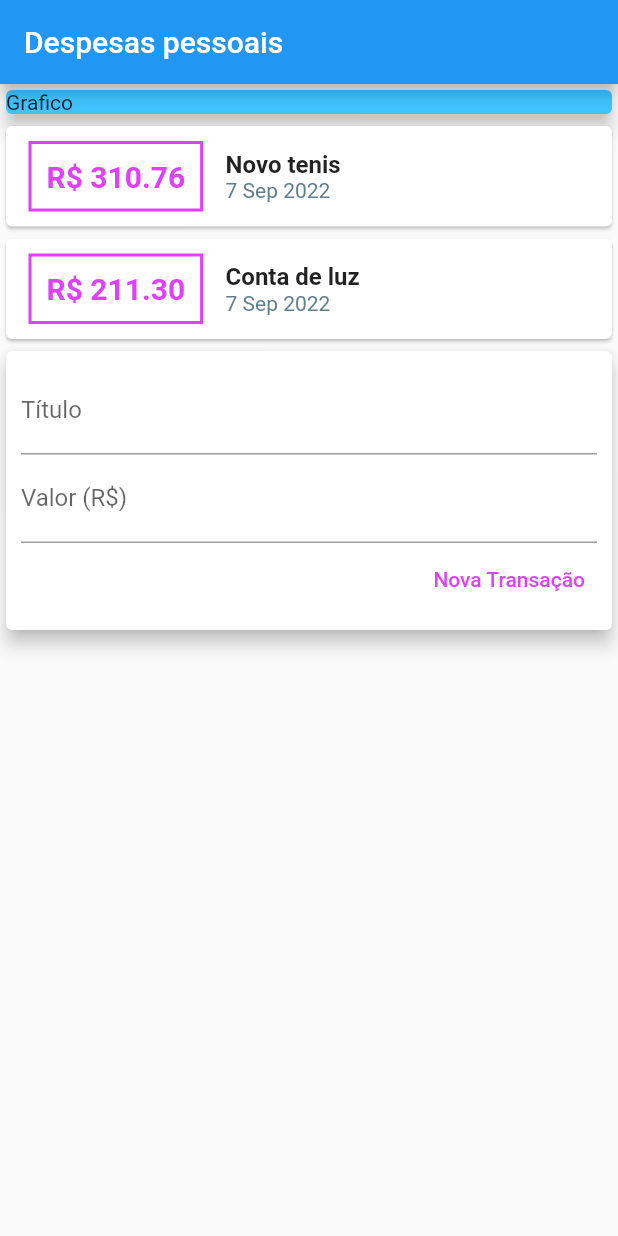
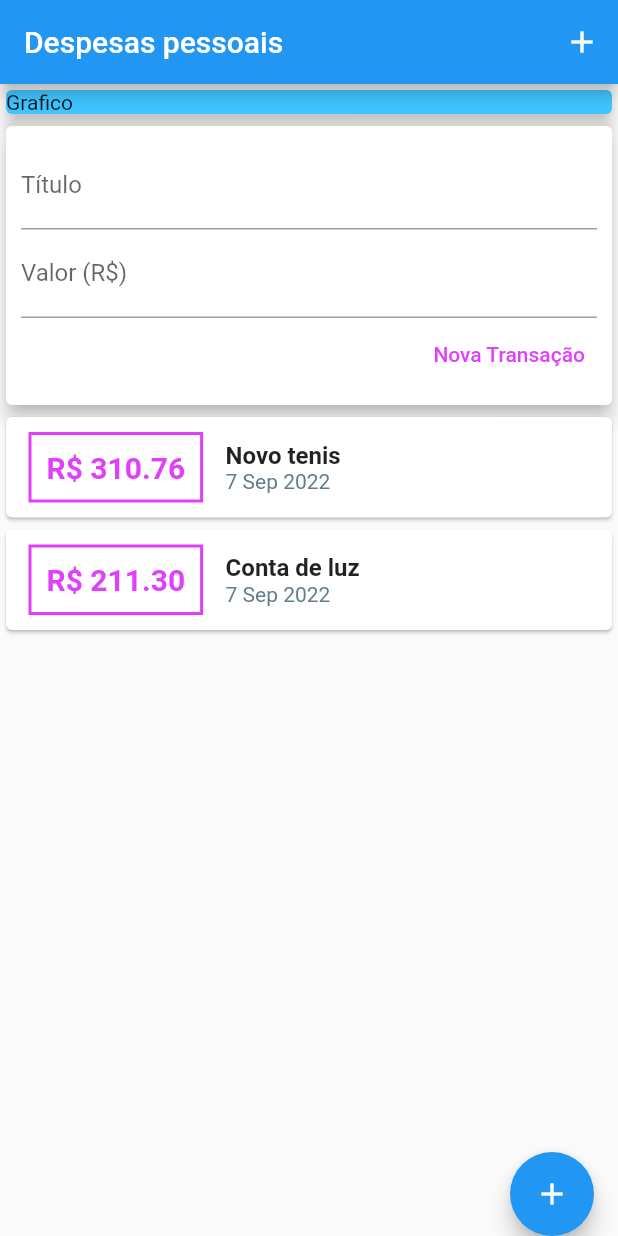
Before and after one commit to RFBruno/flutter-finmanager, a Flutter app: the screen it shows after launch, after a tap on "Nova Transação", on a phone screen of 412 x 824 dp. Run offline on Flutter 3.47's test engine with Material 2 defaults, Android fonts, the phone set to English and light mode, and no system bars.

Commit message:
addTransaction, listview, submitted, actions and floating button

```diff
--- a/lib/components/transaction_form.dart
+++ b/lib/components/transaction_form.dart
@@ -3,11 +3,23 @@ import 'package:flutter/src/foundation/key.dart';
 import 'package:flutter/src/widgets/framework.dart';
 
 class TransactionForm extends StatelessWidget {
-
   final tituloController = TextEditingController();
   final valueController = TextEditingController();
 
-  TransactionForm({Key? key}) : super(key: key);
+  final void Function(String, double) _onSubmit;
+
+  TransactionForm(this._onSubmit);
+
+  _submitted() {
+    final title = tituloController.text;
+    final value = double.tryParse(valueController.text) ?? 0.0;
+
+    if(title.isEmpty || value <= 0){
+      return;
+    }
+
+    _onSubmit(title, value);
+  }
 
   @override
   Widget build(BuildContext context) {
@@ -19,25 +31,22 @@ class TransactionForm extends StatelessWidget {
           children: [
             TextField(
               controller: tituloController,
+              onSubmitted: (_) => _submitted(),
               decoration: const InputDecoration(labelText: 'Título'),
             ),
             TextField(
               controller: valueController,
+              onSubmitted: (_) => _submitted(),
               decoration: const InputDecoration(labelText: 'Valor (R\$)'),
-                      keyboardType: TextInputType.numberWithOptions(),
+              keyboardType: TextInputType.numberWithOptions(decimal: true),
             ),
             Row(
               mainAxisAlignment: MainAxisAlignment.end,
               children: [
                 TextButton(
-                          onPressed: () {
-                            print(tituloController.text);
-                            print(valueController.text);
-                          },
+                  onPressed: _submitted,
                   child: const Text('Nova Transação'),
-                          style: TextButton.styleFrom(
-                            primary: Colors.purpleAccent
-                          ),
+                  style: TextButton.styleFrom(primary: Colors.purpleAccent),
                 ),
               ],
             )
--- a/lib/components/transaction_list.dart
+++ b/lib/components/transaction_list.dart
@@ -14,9 +14,13 @@ class TransactionList extends StatelessWidget {
 
   @override
   Widget build(BuildContext context) {
-    return Column(
-              children: transactions.map((el) {
-                return Card(
+    return Container(
+      height: MediaQuery.of(context).size.height * 0.5,
+      child: ListView.builder(
+        itemCount: transactions.length,
+        itemBuilder: (context, index) {
+          final el = transactions[index];
+          return Card(
                   child: Row(
                     mainAxisAlignment: MainAxisAlignment.start,
                     children: [
@@ -54,7 +58,8 @@ class TransactionList extends StatelessWidget {
                     ],
                   ),
                 );
-              }).toList(),
-            );
+        }
+      ),
+    );
   }
 }
--- a/lib/main.dart
+++ b/lib/main.dart
@@ -2,7 +2,6 @@ import 'dart:ui';
 import 'package:finmanager/components/transaction_user.dart';
 import 'package:flutter/cupertino.dart';
 import 'package:flutter/material.dart';
-
 
 main(List<String> args) => runApp(myApp());
 
@@ -19,17 +18,22 @@ class myApp extends StatelessWidget {
 }
 
 class MyHomePage extends StatelessWidget {
-
-
   MyHomePage({Key? key}) : super(key: key);
 
   @override
   Widget build(BuildContext context) {
     return Scaffold(
-        appBar: AppBar(
-          title: const Text('Despesas pessoais'),
-        ),
-        body: Column(
+      appBar: AppBar(
+        title: const Text('Despesas pessoais'),
+        actions: [
+          IconButton(
+            onPressed: () {},
+            icon: const Icon(Icons.add),
+          )
+        ],
+      ),
+      body: SingleChildScrollView(
+        child: Column(
           crossAxisAlignment: CrossAxisAlignment.stretch,
           children: [
             Container(
@@ -41,6 +45,13 @@ class MyHomePage extends StatelessWidget {
             ),
             TransactionUser()
           ],
-        ));
+        ),
+      ),
+      floatingActionButton: FloatingActionButton(
+        onPressed: () {},
+        child: const Icon(Icons.add),
+      ),
+      floatingActionButtonLocation: FloatingActionButtonLocation.endDocked,
+    );
   }
 }
```
Also changed, not shown: lib/components/transaction_user.dart (+18 -2 lines). Lines whose indentation alone changed are shown as unchanged.
